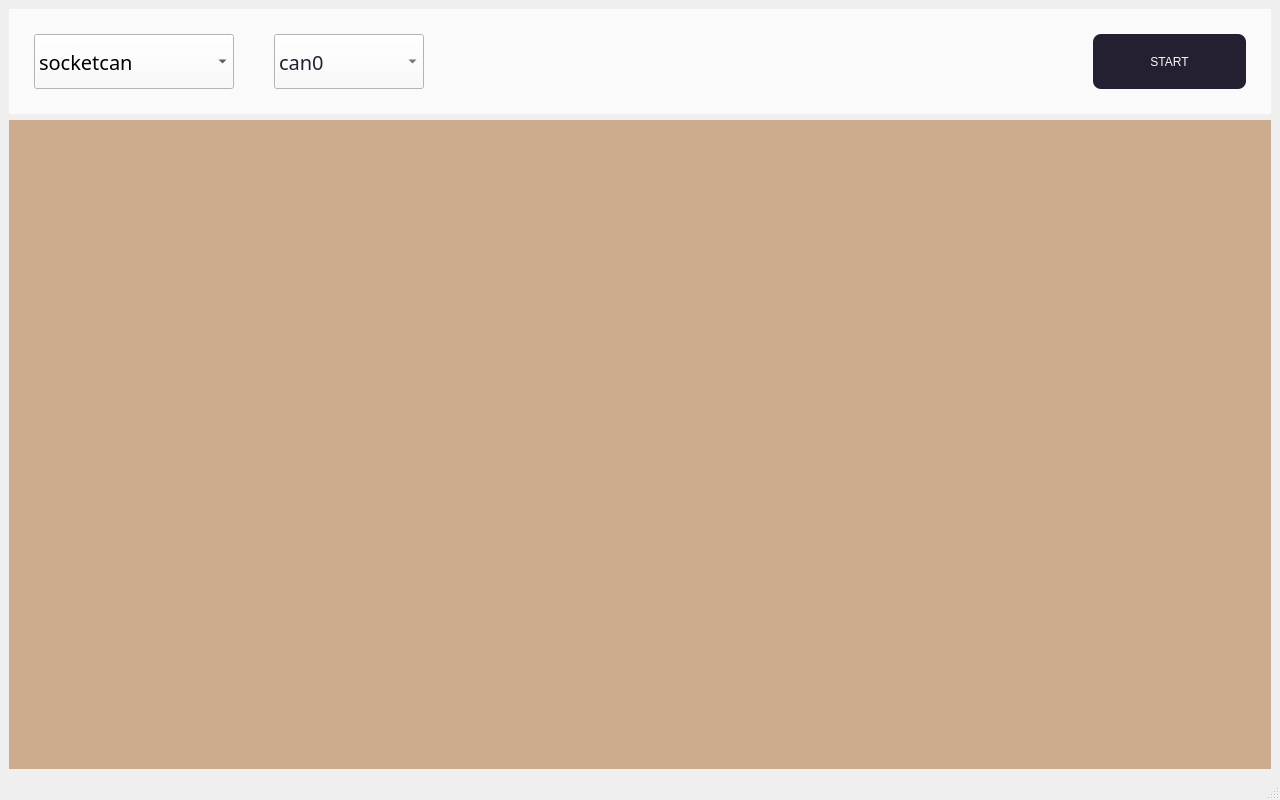
Above: ui/app.ui from supinps/wellington before the change. Below: the same form after it.
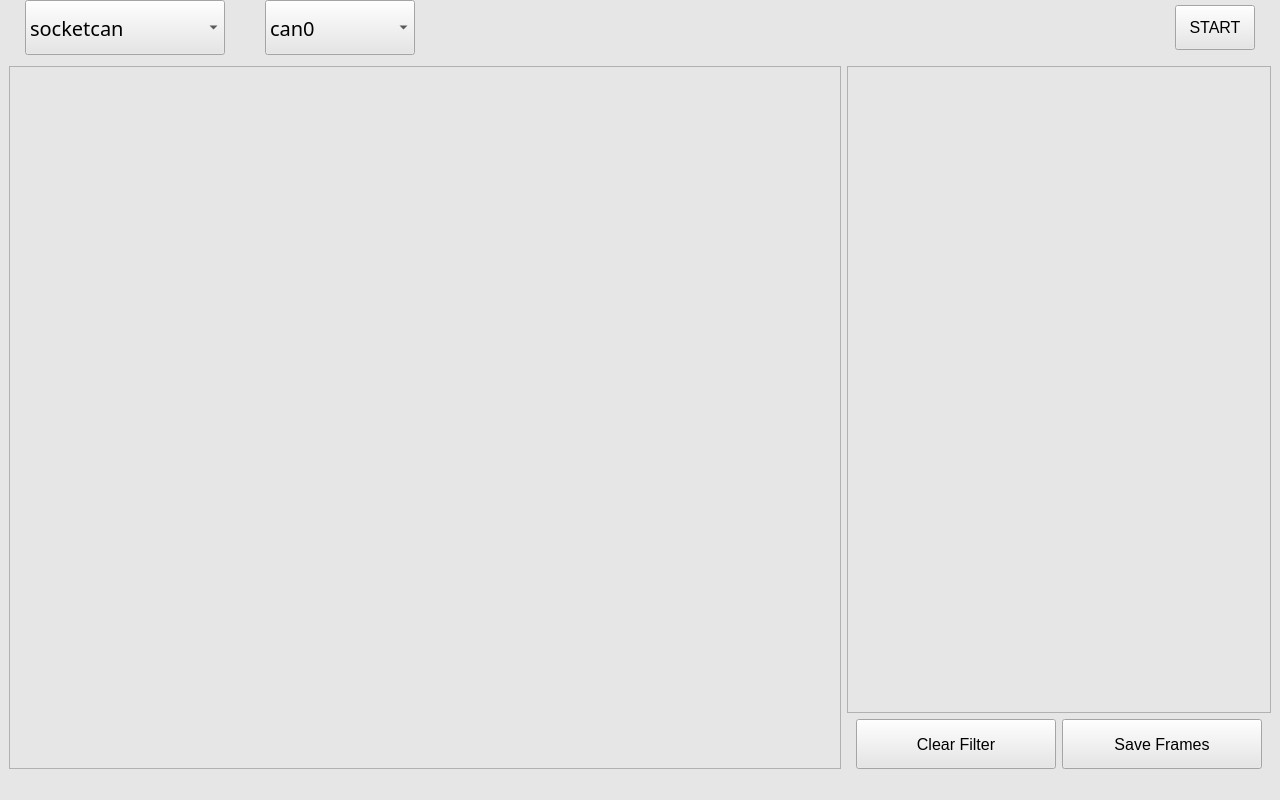
That is the form after the change.

Commit message: Layout and theme updated

What changed in the file:
```diff
--- a/ui/app.ui
+++ b/ui/app.ui
@@ -19,8 +19,26 @@
   <property name="windowTitle">
    <string>MainWindow</string>
   </property>
+  <property name="styleSheet">
+   <string notr="true">background-color: rgb(230, 230, 230);</string>
+  </property>
   <widget class="QWidget" name="centralwidget">
    <layout class="QVBoxLayout" name="verticalLayout">
+    <property name="spacing">
+     <number>2</number>
+    </property>
+    <property name="leftMargin">
+     <number>0</number>
+    </property>
+    <property name="topMargin">
+     <number>0</number>
+    </property>
+    <property name="rightMargin">
+     <number>0</number>
+    </property>
+    <property name="bottomMargin">
+     <number>0</number>
+    </property>
     <item>
      <widget class="QWidget" name="toolBar" native="true">
       <property name="sizePolicy">
@@ -32,12 +50,9 @@
       <property name="minimumSize">
        <size>
         <width>0</width>
-        <height>80</height>
+        <height>0</height>
        </size>
       </property>
-      <property name="styleSheet">
-       <string notr="true">background-color: rgb(250,250, 250);</string>
-      </property>
       <layout class="QHBoxLayout" name="horizontalLayout">
        <property name="spacing">
         <number>40</number>
@@ -46,13 +61,13 @@
         <number>25</number>
        </property>
        <property name="topMargin">
-        <number>25</number>
+        <number>0</number>
        </property>
        <property name="rightMargin">
         <number>25</number>
        </property>
        <property name="bottomMargin">
-        <number>25</number>
+        <number>0</number>
        </property>
        <item>
         <widget class="QComboBox" name="cboxChannel">
@@ -72,6 +87,7 @@
           <font>
            <family>Noto Sans</family>
            <pointsize>15</pointsize>
+           <bold>false</bold>
           </font>
          </property>
          <property name="styleSheet">
@@ -114,9 +130,6 @@
            <pointsize>15</pointsize>
           </font>
          </property>
-         <property name="styleSheet">
-          <string notr="true">color: rgb(36, 31, 49);</string>
-         </property>
          <item>
           <property name="text">
            <string>can0</string>
@@ -157,14 +170,14 @@
          </property>
          <property name="minimumSize">
           <size>
-           <width>153</width>
-           <height>55</height>
+           <width>80</width>
+           <height>45</height>
           </size>
          </property>
-         <property name="styleSheet">
-          <string notr="true">background-color: rgb(36, 31, 49);
-color: rgb(250, 250, 250);
-border-radius: 8px</string>
+         <property name="font">
+          <font>
+           <pointsize>12</pointsize>
+          </font>
          </property>
          <property name="text">
           <string>START</string>
@@ -188,14 +201,134 @@
         <height>0</height>
        </size>
       </property>
-      <property name="styleSheet">
-       <string notr="true">background-color: rgb(205, 171, 143);</string>
-      </property>
+      <layout class="QHBoxLayout" name="horizontalLayout_3" stretch="8,2">
+       <item>
+        <widget class="QTableView" name="frameDataTableView">
+         <property name="minimumSize">
+          <size>
+           <width>500</width>
+           <height>0</height>
+          </size>
+         </property>
+         <property name="font">
+          <font>
+           <pointsize>12</pointsize>
+          </font>
+         </property>
+         <property name="showGrid">
+          <bool>false</bool>
+         </property>
+         <attribute name="horizontalHeaderMinimumSectionSize">
+          <number>200</number>
+         </attribute>
+         <attribute name="horizontalHeaderDefaultSectionSize">
+          <number>200</number>
+         </attribute>
+         <attribute name="horizontalHeaderStretchLastSection">
+          <bool>true</bool>
+         </attribute>
+         <attribute name="verticalHeaderVisible">
+          <bool>false</bool>
+         </attribute>
+        </widget>
+       </item>
+       <item>
+        <widget class="QWidget" name="widget" native="true">
+         <layout class="QVBoxLayout" name="verticalLayout_2">
+          <property name="leftMargin">
+           <number>0</number>
+          </property>
+          <property name="topMargin">
+           <number>0</number>
+          </property>
+          <property name="rightMargin">
+           <number>0</number>
+          </property>
+          <property name="bottomMargin">
+           <number>0</number>
+          </property>
+          <item>
+           <widget class="QTableView" name="frameIDTableView"/>
+          </item>
+          <item>
+           <widget class="QWidget" name="widget_2" native="true">
+            <layout class="QHBoxLayout" name="horizontalLayout_2">
+             <property name="spacing">
+              <number>6</number>
+             </property>
+             <property name="topMargin">
+              <number>0</number>
+             </property>
+             <property name="bottomMargin">
+              <number>0</number>
+             </property>
+             <item>
+              <widget class="QPushButton" name="clearButton">
+               <property name="sizePolicy">
+                <sizepolicy hsizetype="Minimum" vsizetype="Minimum">
+                 <horstretch>0</horstretch>
+                 <verstretch>0</verstretch>
+                </sizepolicy>
+               </property>
+               <property name="minimumSize">
+                <size>
+                 <width>200</width>
+                 <height>50</height>
+                </size>
+               </property>
+               <property name="font">
+                <font>
+                 <pointsize>12</pointsize>
+                </font>
+               </property>
+               <property name="text">
+                <string>Clear Filter</string>
+               </property>
+              </widget>
+             </item>
+             <item>
+              <widget class="QPushButton" name="saveButton">
+               <property name="sizePolicy">
+                <sizepolicy hsizetype="Minimum" vsizetype="Minimum">
+                 <horstretch>0</horstretch>
+                 <verstretch>0</verstretch>
+                </sizepolicy>
+               </property>
+               <property name="minimumSize">
+                <size>
+                 <width>200</width>
+                 <height>20</height>
+                </size>
+               </property>
+               <property name="font">
+                <font>
+                 <pointsize>12</pointsize>
+                </font>
+               </property>
+               <property name="text">
+                <string>Save Frames</string>
+               </property>
+              </widget>
+             </item>
+            </layout>
+           </widget>
+          </item>
+         </layout>
+        </widget>
+       </item>
+      </layout>
      </widget>
     </item>
    </layout>
   </widget>
-  <widget class="QStatusBar" name="statusbar"/>
+  <widget class="QStatusBar" name="statusbar">
+   <property name="layoutDirection">
+    <enum>Qt::LayoutDirection::LeftToRight</enum>
+   </property>
+   <property name="sizeGripEnabled">
+    <bool>true</bool>
+   </property>
+  </widget>
  </widget>
  <resources/>
  <connections/>
```
The commit also changes 1 other file.
